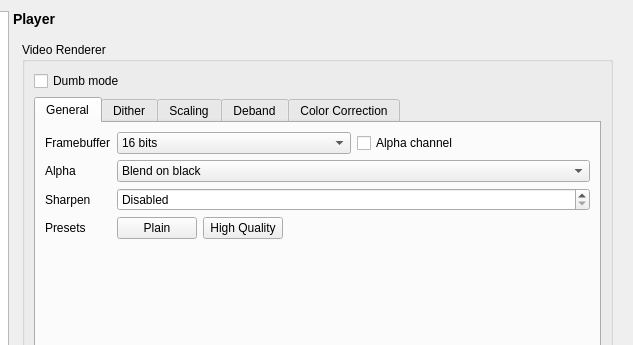
Old version of the form settingswindow.ui in the repository mpc-qt/mpc-qt; both pictures show x 152 to 785 and y 0 to 345 of the 785 by 768 pixel window.
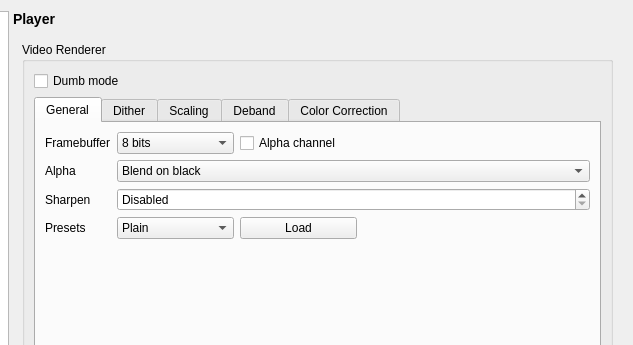
New version of the form.

Commit message:
settingswindow: implement video presets
Liberally taken from bomi with extras added, notably the linear light
and temporal interpolation options.

Bumps project to C++14 so I can avoid the use of a #define.

Fixes #61.

Diff of the .ui file:
```diff
--- a/settingswindow.ui
+++ b/settingswindow.ui
@@ -863,11 +863,17 @@
                    </widget>
                   </item>
                   <item row="0" column="1">
-                   <layout class="QHBoxLayout" name="horizontalLayout_29">
+                   <layout class="QHBoxLayout" name="horizontalLayout_29" stretch="1,1,2">
                     <item>
                      <widget class="QComboBox" name="videoFramebuffer">
+                      <property name="sizePolicy">
+                       <sizepolicy hsizetype="MinimumExpanding" vsizetype="Fixed">
+                        <horstretch>0</horstretch>
+                        <verstretch>0</verstretch>
+                       </sizepolicy>
+                      </property>
                       <property name="currentIndex">
-                       <number>3</number>
+                       <number>0</number>
                       </property>
                       <item>
                        <property name="text">
@@ -908,6 +914,19 @@
                       </property>
                      </widget>
                     </item>
+                    <item>
+                     <spacer name="horizontalSpacer_5">
+                      <property name="orientation">
+                       <enum>Qt::Horizontal</enum>
+                      </property>
+                      <property name="sizeHint" stdset="0">
+                       <size>
+                        <width>40</width>
+                        <height>20</height>
+                       </size>
+                      </property>
+                     </spacer>
+                    </item>
                    </layout>
                   </item>
                   <item row="1" column="0">
@@ -964,18 +983,40 @@
                    </widget>
                   </item>
                   <item row="3" column="1">
-                   <layout class="QHBoxLayout" name="horizontalLayout_58">
+                   <layout class="QHBoxLayout" name="horizontalLayout_58" stretch="1,1,2">
                     <item>
-                     <widget class="QPushButton" name="videoPresetPlain">
-                      <property name="text">
-                       <string>Plain</string>
-                      </property>
+                     <widget class="QComboBox" name="videoPreset">
+                      <item>
+                       <property name="text">
+                        <string>Plain</string>
+                       </property>
+                      </item>
+                      <item>
+                       <property name="text">
+                        <string>Low</string>
+                       </property>
+                      </item>
+                      <item>
+                       <property name="text">
+                        <string>High</string>
+                       </property>
+                      </item>
+                      <item>
+                       <property name="text">
+                        <string>Highest</string>
+                       </property>
+                      </item>
+                      <item>
+                       <property name="text">
+                        <string>Placebo</string>
+                       </property>
+                      </item>
                      </widget>
                     </item>
                     <item>
                      <widget class="QPushButton" name="videoPresetHighQuality">
                       <property name="text">
-                       <string>High Quality</string>
+                       <string>Load</string>
                       </property>
                      </widget>
                     </item>
```
Left out of the diff: 2 changed lines with no effect on the pictures. The commit also changes 3 other files.
